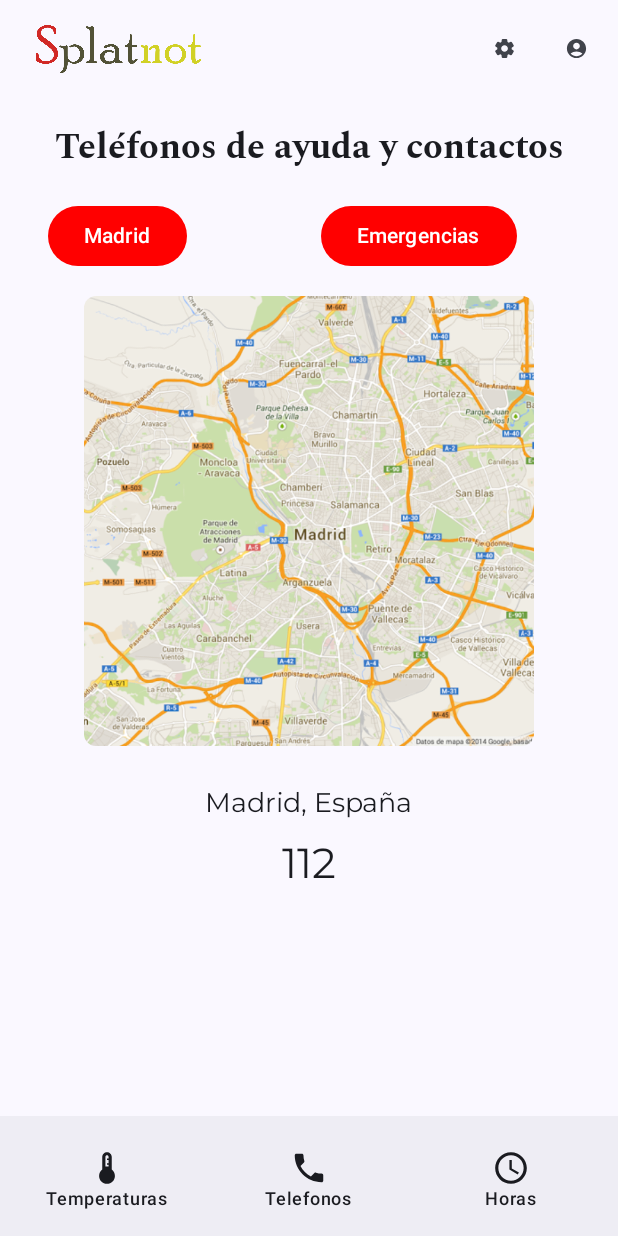
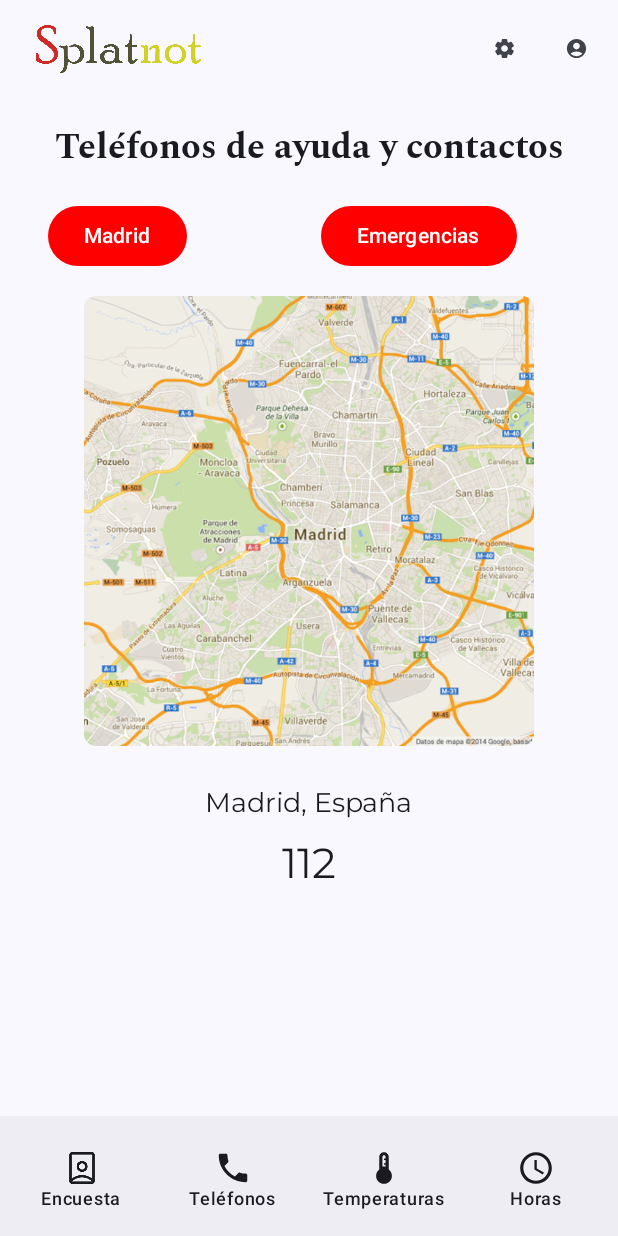
Before and after one commit to Manuelpll/App_Ayuda_Empleados_Multinacional, an Android app built with Jetpack Compose: the Telefonos screen opened through its navigation route, on a phone screen of 412 x 824 dp. Run offline under Robolectric (Android 15) with nearby library versions, the phone set to English and light mode, and no system bars; 4 statements that could not run were skipped.

Commit message:
Modificacion examen

```diff
--- a/app/src/main/java/com/example/app_ayuda_empleados_multinacional/Navegation/NavegationWrapper.kt
+++ b/app/src/main/java/com/example/app_ayuda_empleados_multinacional/Navegation/NavegationWrapper.kt
@@ -5,6 +5,7 @@ import androidx.compose.ui.tooling.preview.Preview
 import androidx.navigation.compose.NavHost
 import androidx.navigation.compose.composable
 import androidx.navigation.compose.rememberNavController
+import com.example.app_ayuda_empleados_multinacional.Screens.Encuesta.Encuesta
 import com.example.app_ayuda_empleados_multinacional.Screens.Horas.Horas
 import com.example.app_ayuda_empleados_multinacional.Screens.Temperaturas.Temperaturas
 import com.example.app_ayuda_empleados_multinacional.Screens.Telefonos.Telefonos
@@ -16,19 +17,29 @@ fun NavegationWrapper() {
         composable<Horas> {
             Horas(
                 navigateToTemperaturas = { navController.navigate(Temperaturas) },
-                navigateToTelefonos = { navController.navigate(Telefonos) }
+                navigateToTelefonos = { navController.navigate(Telefonos) },
+                navegateToEncuesta= { navController.navigate(Encuesta)}
             )
         }
         composable<Temperaturas>{
             Temperaturas(
                 navigateToHoras = { navController.navigate(Horas) },
-                navigateToTelefonos = { navController.navigate(Telefonos) }
+                navigateToTelefonos = { navController.navigate(Telefonos) },
+                navegateToEncuesta= { navController.navigate(Encuesta)}
             )
         }
         composable<Telefonos>{
             Telefonos(
                 navigateToHoras = { navController.navigate(Horas) },
-                navigateToTemperaturas = { navController.navigate(Temperaturas) }
+                navigateToTemperaturas = { navController.navigate(Temperaturas) },
+                navegateToEncuesta= { navController.navigate(Encuesta)}
+            )
+        }
+        composable<Encuesta> {
+            Encuesta(
+                navigateToHoras = { navController.navigate(Horas) },
+                navigateToTemperaturas = { navController.navigate(Temperaturas) },
+                navigateToTelefonos = { navController.navigate(Telefonos) }
             )
         }
     }
--- a/app/src/main/java/com/example/app_ayuda_empleados_multinacional/Navegation/Screens.kt
+++ b/app/src/main/java/com/example/app_ayuda_empleados_multinacional/Navegation/Screens.kt
@@ -10,3 +10,6 @@ object Horas
 
 @Serializable
 object Telefonos
+
+@Serializable
+object Encuesta
--- a/app/src/main/java/com/example/app_ayuda_empleados_multinacional/Screens/Horas/HorasViewModel.kt
+++ b/app/src/main/java/com/example/app_ayuda_empleados_multinacional/Screens/Horas/HorasViewModel.kt
@@ -44,8 +44,8 @@ class HorasViewModel : ViewModel() {
             Pais("Casablanca", "Marruecos", R.drawable.casablanca, 0),
             Pais("Osaka", "Japón", R.drawable.osaka, +8),
             Pais("Melbourne", "Australia", R.drawable.melbourne, +10),
-            Pais("Ankara", "Turquía", R.drawable.ankara, +2),
-            Pais("Dubai", "Emiratos Árabes Unidos", R.drawable.dubai, +3)
+            Pais("Dubai", "Emiratos Árabes Unidos", R.drawable.dubai, +3),
+            Pais("Berlin", "Alemania", R.drawable.mapaalemania, 0),
         )
         _paises.value = nuevaLista
     }
--- a/app/src/main/java/com/example/app_ayuda_empleados_multinacional/Screens/Telefonos/Telefonos.kt
+++ b/app/src/main/java/com/example/app_ayuda_empleados_multinacional/Screens/Telefonos/Telefonos.kt
@@ -2,8 +2,6 @@ package com.example.app_ayuda_empleados_multinacional.Screens.Telefonos
 
 import android.annotation.SuppressLint
 import androidx.compose.foundation.Image
-import androidx.compose.foundation.background
-import androidx.compose.foundation.border
 import androidx.compose.foundation.layout.Arrangement
 import androidx.compose.foundation.layout.Box
 import androidx.compose.foundation.layout.Column
@@ -19,25 +17,21 @@ import androidx.compose.foundation.shape.RoundedCornerShape
 import androidx.compose.foundation.text.selection.SelectionContainer
 import androidx.compose.material.icons.Icons
 import androidx.compose.material.icons.filled.Phone
-import androidx.compose.material.icons.filled.QuestionMark
 import androidx.compose.material.icons.filled.Schedule
 import androidx.compose.material.icons.filled.Thermostat
 import androidx.compose.material.icons.rounded.AccountCircle
 import androidx.compose.material.icons.rounded.Settings
 import androidx.compose.material3.BottomAppBar
 import androidx.compose.material3.Button
-import androidx.compose.material3.ButtonColors
 import androidx.compose.material3.ButtonDefaults
 import androidx.compose.material3.DropdownMenu
 import androidx.compose.material3.DropdownMenuItem
 import androidx.compose.material3.ExperimentalMaterial3Api
 import androidx.compose.material3.Icon
 import androidx.compose.material3.IconButton
-import androidx.compose.material3.IconButtonDefaults
 import androidx.compose.material3.MaterialTheme
 import androidx.compose.material3.Scaffold
 import androidx.compose.material3.Text
-import androidx.compose.material3.TextButton
 import androidx.compose.material3.TopAppBar
 import androidx.compose.material3.TopAppBarDefaults
 import androidx.compose.runtime.Composable
@@ -51,17 +45,12 @@ import androidx.compose.ui.draw.clip
 import androidx.compose.ui.graphics.Color
 import androidx.compose.ui.layout.ContentScale
 import androidx.compose.ui.res.painterResource
-import androidx.compose.ui.text.font.FontWeight
 import androidx.compose.ui.text.style.TextAlign
 import androidx.compose.ui.unit.dp
 import androidx.compose.ui.unit.sp
 import androidx.lifecycle.viewmodel.compose.viewModel
 import com.example.app_ayuda_empleados_multinacional.R
 import com.example.compose.onPrimaryContainerDark
-import com.example.compose.onPrimaryContainerLight
-import com.example.compose.primaryDark
-import com.example.compose.primaryLight
-import com.example.compose.tertiaryDark
 import com.example.ui.theme.bodyBoldSpex
 import com.example.ui.theme.bodyMonse
 import com.example.ui.theme.bodyMonseBold
@@ -69,7 +58,12 @@ import com.example.ui.theme.bodyMonseBold
 @OptIn(ExperimentalMaterial3Api::class)
 @SuppressLint("UnusedMaterial3ScaffoldPaddingParameter")
 @Composable
-fun Telefonos(navigateToHoras: () -> Unit, navigateToTemperaturas: () -> Unit,viewModel: TelefonosViewModel = viewModel()) {
+fun Telefonos(
+    navigateToHoras: () -> Unit,
+    navigateToTemperaturas: () -> Unit,
+    viewModel: TelefonosViewModel = viewModel(),
+    navegateToEncuesta: () -> Unit
+) {
     Scaffold(
         topBar = {
             TopAppBar(
@@ -115,26 +109,34 @@ fun Telefonos(navigateToHoras: () -> Unit, navigateToTemperaturas: () -> Unit,vi
                     horizontalArrangement = Arrangement.SpaceEvenly,
                     verticalAlignment = Alignment.CenterVertically
                 ) {
-                    IconButton(onClick = { navigateToTemperaturas() },modifier = Modifier.weight(1f)) {
+                    IconButton(onClick = { navegateToEncuesta()  },modifier = Modifier.weight(1f)) {
                         Column(horizontalAlignment = Alignment.CenterHorizontally) {
-                            Icon(imageVector = Icons.Default.Thermostat, contentDescription = "Conversor temperaturas", modifier = Modifier.size(25.dp))
+                            Icon( painterResource(R.drawable.icono_datos), contentDescription = "Teléfonos de ayuda ", modifier = Modifier.size(25.dp))
+                            Text("Encuesta", style = MaterialTheme.typography.labelMedium
+                            )
+                        }
+                    }
+                    IconButton(onClick = { },modifier = Modifier.weight(1f)) {
+                        Column(horizontalAlignment = Alignment.CenterHorizontally) {
+                            Icon(Icons.Default.Phone, contentDescription = "Teléfonos de ayuda ", modifier = Modifier.size(25.dp))
+                            Text("Teléfonos", style = MaterialTheme.typography.labelMedium
+                            )
+                        }
+                    }
+                    IconButton(onClick = {navigateToTemperaturas() },modifier = Modifier.weight(1f)) {
+                        Column(horizontalAlignment = Alignment.CenterHorizontally) {
+                            Icon(Icons.Default.Thermostat, contentDescription = "Horas en distintas ciudades", modifier = Modifier.size(25.dp))
                             Text("Temperaturas", style = MaterialTheme.typography.labelMedium,
                                 maxLines = 2)
                         }
                     }
                     IconButton(onClick = {  },modifier = Modifier.weight(1f)) {
                         Column(horizontalAlignment = Alignment.CenterHorizontally) {
-                            Icon(Icons.Default.Phone, contentDescription = "Teléfonos de ayuda", modifier = Modifier.size(25.dp))
-                            Text("Telefonos", style = MaterialTheme.typography.labelMedium)
+                            Icon(Icons.Default.Schedule, contentDescription = "Teléfonos de ayuda", modifier = Modifier.size(25.dp))
+                            Text("Horas", style = MaterialTheme.typography.labelMedium)
                         }
                     }
-                    IconButton(onClick = {navigateToHoras() },modifier = Modifier.weight(1f)) {
-                        Column(horizontalAlignment = Alignment.CenterHorizontally) {
-                            Icon(Icons.Default.Schedule, contentDescription = "Horas en distintas ciudades", modifier = Modifier.size(25.dp))
-                            Text("Horas", style = MaterialTheme.typography.labelMedium,
-                                maxLines = 2)
-                        }
-                    }
+
                 }
             }
         }
@@ -265,7 +267,7 @@ fun obtenerMapa(ciudad: String): Int {
         "Casablanca" -> R.drawable.casablanca
         "Osaka" -> R.drawable.osaka
         "Melbourne" -> R.drawable.melbourne
-        "Ankara" -> R.drawable.ankara
+        "Berlin" -> R.drawable.mapaalemania
         "Dubai" -> R.drawable.dubai
         else ->R.drawable.splatnot
     }
--- a/app/src/main/java/com/example/app_ayuda_empleados_multinacional/Screens/Telefonos/TelefonosViewModel.kt
+++ b/app/src/main/java/com/example/app_ayuda_empleados_multinacional/Screens/Telefonos/TelefonosViewModel.kt
@@ -12,7 +12,7 @@ class TelefonosViewModel : ViewModel() {
     //Inicializo las variables que se van a guardar
     val ciudades = listOf(
         "Madrid", "París", "Londres", "Porto Alegre", "Acapulco",
-        "Vancouver", "Houston", "Casablanca", "Osaka", "Melbourne", "Ankara", "Dubai"
+        "Vancouver", "Houston", "Casablanca", "Osaka", "Melbourne", "Berlin", "Dubai"
     )
 
     val servicios = listOf(
@@ -121,16 +121,6 @@ class TelefonosViewModel : ViewModel() {
         Contacto("Melbourne", "Australia", "Oficina", "+61 3 9974 9600",
             PersonaDeContacto("Emily Johnson", "+61 3 9974 9677", "ejohnson@splatnot.com")
         ),
-        // Ankara
-        Contacto("Ankara", "Turquía", "Emergencias", "112"),
-        Contacto("Ankara", "Turquía", "Policía", "155"),
-        Contacto("Ankara", "Turquía", "Bomberos", "110"),
-        Contacto("Ankara", "Turquía", "Oficina de Información y Turismo", "+90 312 310 13 55"),
-        Contacto("Ankara", "Turquía", "Ayuntamiento", "+90 312 507 10 00"),
-        Contacto("Ankara", "Turquía", "Servicio de Taxi", "+90 312 444 75 47"),
-        Contacto("Ankara", "Turquía", "Oficina", "+90 312 822 70 00",
-            PersonaDeContacto("Elif Demir", "+90 312 822 70 94", "edemir@splatnot.com")
-        ),
         // Dubai
         Contacto("Dubai", "Emiratos Árabes Unidos", "Emergencias", "999"),
         Contacto("Dubai", "Emiratos Árabes Unidos", "Policía", "999"),
@@ -140,7 +130,18 @@ class TelefonosViewModel : ViewModel() {
         Contacto("Dubai", "Emiratos Árabes Unidos", "Servicio de Taxi", "+971 4 208 0808"),
         Contacto("Dubai", "Emiratos Árabes Unidos", "Oficina", "+971 4 495 7000",
             PersonaDeContacto("Khalid Al Maktoum", "+971 4 495 7556", "kalmaktoum@splatnot.com")
-        )
+        ),
+        // Alemania
+        Contacto("Berlin", "Alemania", "Emergencias", "112"),
+        Contacto("Berlin", "Alemania", "Policía", "110"),
+        Contacto("Berlin", "Alemania", "Bomberos", "112"),
+        Contacto("Berlin", "Alemania", "Oficina de Información y Turismo", "+49 30 2500230"),
+        Contacto("Berlin", "Alemania", "Ayuntamiento", "+49 30 902220"),
+        Contacto("Berlin", "Alemania", "Servicio de Taxi", "+49 30 202020"),
+        Contacto("Berlin", "Alemania", "Oficina", "+49 30 2655270",
+            PersonaDeContacto("Maximilian Müller", "+49 30 2655236", "mmuller@splatnot.com")
+
+    )
     )
 
     var ciudadSeleccionada by mutableStateOf(ciudades.first())
--- a/app/src/main/java/com/example/app_ayuda_empleados_multinacional/Screens/Temperaturas/Temperaturas.kt
+++ b/app/src/main/java/com/example/app_ayuda_empleados_multinacional/Screens/Temperaturas/Temperaturas.kt
@@ -2,7 +2,6 @@ package com.example.app_ayuda_empleados_multinacional.Screens.Temperaturas
 
 import android.util.Log
 import androidx.compose.foundation.Image
-import androidx.compose.foundation.background
 import androidx.compose.foundation.layout.*
 import androidx.compose.foundation.lazy.LazyColumn
 import androidx.compose.foundation.lazy.items
@@ -17,27 +16,20 @@ import androidx.compose.ui.Alignment
 import androidx.compose.ui.Modifier
 import androidx.compose.ui.graphics.Color
 import androidx.compose.ui.res.painterResource
-import androidx.compose.ui.text.font.FontWeight
 import androidx.compose.ui.unit.dp
 import androidx.compose.ui.unit.sp
 import com.example.app_ayuda_empleados_multinacional.R
 import com.example.compose.onPrimaryContainerDark
-import com.example.compose.onPrimaryContainerLight
-import com.example.compose.primaryDark
-import com.example.compose.primaryLight
-import com.example.compose.secondaryDark
-import com.example.compose.tertiaryDark
 import com.example.ui.theme.bodyBoldSpex
 import com.example.ui.theme.bodyMonse
-import com.example.ui.theme.bodyMonseBold
-import com.example.ui.theme.bodySpex
 
 @OptIn(ExperimentalMaterial3Api::class)
 @Composable
 fun Temperaturas(
     navigateToHoras: () -> Unit,
     navigateToTelefonos: () -> Unit,
-    viewModel: TemperaturasViewModel = viewModel()
+    viewModel: TemperaturasViewModel = viewModel(),
+    navegateToEncuesta: () -> Unit
 ) {
     //Inicializo variables
     val temperature by viewModel.temperature.collectAsState()
@@ -62,7 +54,7 @@ fun Temperaturas(
                             modifier = Modifier.padding(0.dp).size(35.dp)
                         )
                     }
-                    IconButton(onClick = { Log.d("Prueba","Se ha pulsado el boton")}) {
+                    IconButton(onClick = { }) {
                         Icon(
                             imageVector = Icons.Rounded.AccountCircle,
                             contentDescription = "Login",
@@ -88,25 +80,34 @@ fun Temperaturas(
                     horizontalArrangement = Arrangement.SpaceEvenly,
                     verticalAlignment = Alignment.CenterVertically
                 ) {
-                    IconButton(onClick = {navigateToHoras() },modifier = Modifier.weight(1f)) {
+                    IconButton(onClick = { navegateToEncuesta() },modifier = Modifier.weight(1f)) {
                         Column(horizontalAlignment = Alignment.CenterHorizontally) {
-                            Icon(Icons.Default.Schedule, contentDescription = "Horas en distintas ciudades", modifier = Modifier.size(25.dp))
-                            Text("Horas", style = MaterialTheme.typography.labelMedium,
-                                maxLines = 2)
+                            Icon( painterResource(R.drawable.icono_datos), contentDescription = "Teléfonos de ayuda ", modifier = Modifier.size(25.dp))
+                            Text("Encuesta", style = MaterialTheme.typography.labelMedium
+                            )
                         }
                     }
                     IconButton(onClick = { navigateToTelefonos() },modifier = Modifier.weight(1f)) {
                         Column(horizontalAlignment = Alignment.CenterHorizontally) {
-                            Icon(Icons.Default.Phone, contentDescription = "Teléfonos de ayuda", modifier = Modifier.size(25.dp))
-                            Text("Teléfonos", style = MaterialTheme.typography.labelMedium)
+                            Icon(Icons.Default.Phone, contentDescription = "Teléfonos de ayuda ", modifier = Modifier.size(25.dp))
+                            Text("Teléfonos", style = MaterialTheme.typography.labelMedium
+                            )
                         }
                     }
-                    IconButton(onClick = {  },modifier = Modifier.weight(1f)) {
+                    IconButton(onClick = { },modifier = Modifier.weight(1f)) {
                         Column(horizontalAlignment = Alignment.CenterHorizontally) {
-                            Icon(Icons.Default.Thermostat, contentDescription = "Teléfonos de ayuda", modifier = Modifier.size(25.dp))
-                            Text("Temperaturas", style = MaterialTheme.typography.labelMedium)
+                            Icon(Icons.Default.Thermostat, contentDescription = "Horas en distintas ciudades", modifier = Modifier.size(25.dp))
+                            Text("Temperaturas", style = MaterialTheme.typography.labelMedium,
+                                maxLines = 2)
                         }
                     }
+                    IconButton(onClick = { navigateToHoras() },modifier = Modifier.weight(1f)) {
+                        Column(horizontalAlignment = Alignment.CenterHorizontally) {
+                            Icon(Icons.Default.Schedule, contentDescription = "Teléfonos de ayuda", modifier = Modifier.size(25.dp))
+                            Text("Horas", style = MaterialTheme.typography.labelMedium)
+                        }
+                    }
+
                 }
             }
         }
```
Also changed, not shown: app/src/main/java/com/example/app_ayuda_empleados_multinacional/Screens/Encuesta/Encuesta.kt (added, +408 -0 lines), app/src/main/java/com/example/app_ayuda_empleados_multinacional/Screens/Encuesta/EncuestaViewModel.kt (added, +69 -0 lines), app/src/main/java/com/example/app_ayuda_empleados_multinacional/Screens/Horas/Horas.kt (+17 -9 lines), app/src/main/res/drawable/baby.png (added), app/src/main/res/drawable/car.png (added), app/src/main/res/drawable/checked.png (added), app/src/main/res/drawable/house.png (added), app/src/main/res/drawable/icono_datos.png (added), app/src/main/res/drawable/mapaalemania.png (added), app/src/main/res/drawable/unchecked.png (added).
